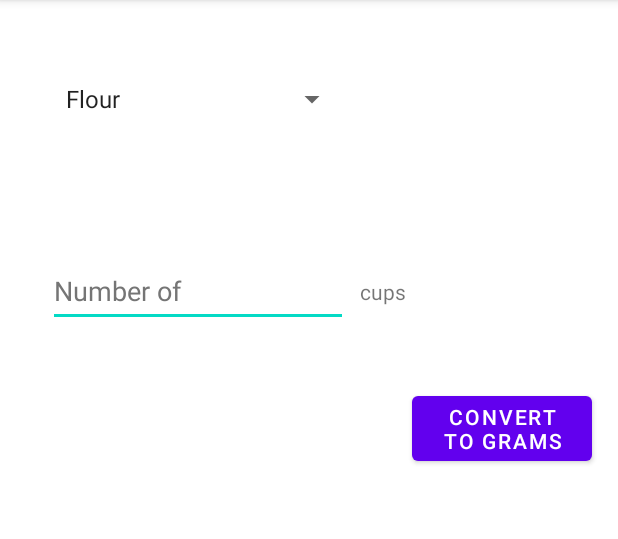
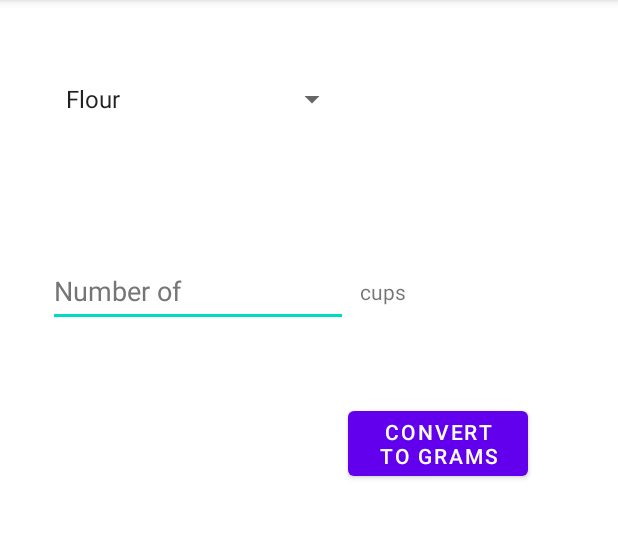
Before and after one commit to mho-bbk/myrecipes, an Android app: the screen it shows after launch (ConverterActivity), after a tap on "CONVERTER", on a phone screen of 412 x 824 dp, the part 84-623 px from its top. Run offline under Robolectric (Android 15) with nearby library versions, the phone set to English and light mode, and no system bars; our stand-ins replace data binding.

Commit message:
Refactored ConverterViewModel.kt, added notes

```diff
--- a/src/main/java/com/example/myrecipes/converter/ConverterViewModel.kt
+++ b/src/main/java/com/example/myrecipes/converter/ConverterViewModel.kt
@@ -5,12 +5,14 @@ import androidx.lifecycle.MutableLiveData
 import androidx.lifecycle.ViewModel
 class ConverterViewModel : ViewModel() {
 
+    // TODO - ingredientQuantity and convertedIngredientQuantity perhaps not necessary
+    //  as separate LiveData fields
     private var _ingredientQuantity = MutableLiveData(0.00)
-    val ingredientQuantity: LiveData<Double>
+    private val ingredientQuantity: LiveData<Double>
         get() = _ingredientQuantity
 
     private var _convertedIngredientQuantity = MutableLiveData(0.00)
-    val convertedIngredientQuantity: LiveData<Double>
+    private val convertedIngredientQuantity: LiveData<Double>
         get() = _convertedIngredientQuantity
 
     private var _convertedString = MutableLiveData("")
@@ -18,17 +20,17 @@ class ConverterViewModel : ViewModel() {
         get() = _convertedString
 
     /**
-     * Converts cups to grams and displays it on the screen
+     * Converts cups to grams
      */
     fun convert(cupString: String, ingredient: String) {
         _ingredientQuantity.value = cupString.toDoubleOrNull()
 
         // Value of conversion depends on ingredient selected
         val ingredientDensity = when(ingredient) {
-            "Flour" -> 125.16
-            "Sugar" -> 200.86
-            "Butter" -> 226.89
-            else -> 244.87 //is Milk
+            "Flour" -> FLOUR
+            "Sugar" -> SUGAR
+            "Butter" -> BUTTER
+            else -> MILK
         }
 
         _convertedIngredientQuantity.value = ingredientDensity * _ingredientQuantity.value!!
@@ -47,5 +49,9 @@ class ConverterViewModel : ViewModel() {
     companion object {
         const val x_cups_to_grams = "%.2f cups to %.2f grams"
         const val invalid_input = "Invalid value. Try again."
+        const val FLOUR = 125.16
+        const val SUGAR = 200.86
+        const val BUTTER = 226.89
+        const val MILK = 244.87
     }
 }
--- a/src/main/res/layout/fragment_converter.xml
+++ b/src/main/res/layout/fragment_converter.xml
@@ -59,9 +59,9 @@
                 android:layout_width="120dp"
                 android:layout_height="wrap_content"
                 android:text="@string/convert_to_grams_txt"
-                app:layout_constraintTop_toBottomOf="@id/cups_text"
-                app:layout_constraintStart_toEndOf="@id/cups_text"
-                android:layout_marginTop="50dp"/>
+                app:layout_constraintTop_toBottomOf="@id/cups_input"
+                app:layout_constraintStart_toEndOf="@id/cups_input"
+                android:layout_marginTop="50dp" />
 
             <TextView
                 android:id="@+id/display_converted_text"
```
Also changed, not shown: 1 other file.
